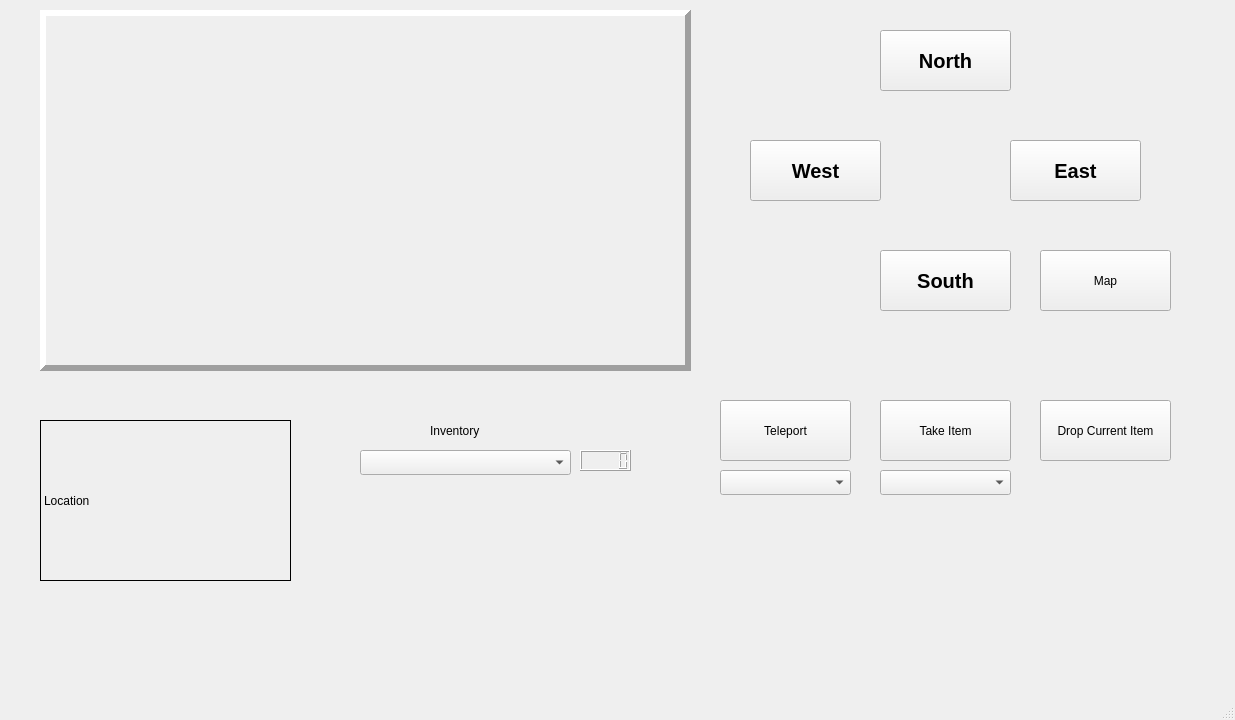
Before: the Qt Designer form 20278748ZorkProject/mainwindow.ui in TZajas/CS4076-Final-Project, drawn with Qt 5.
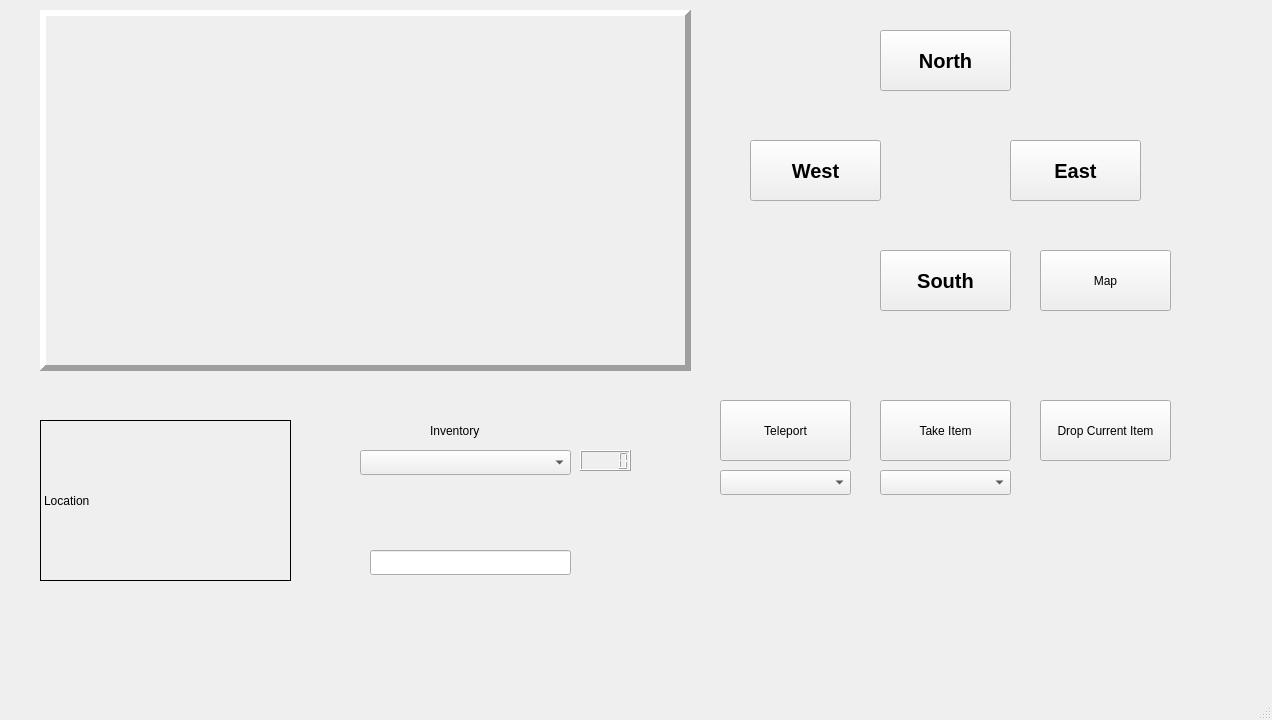
After: the same form once the commit is applied.

Commit message: added wordle and multiple inheritance

Diff of the .ui file:
```diff
--- a/20278748ZorkProject/mainwindow.ui
+++ b/20278748ZorkProject/mainwindow.ui
@@ -6,7 +6,7 @@
    <rect>
     <x>0</x>
     <y>0</y>
-    <width>1235</width>
+    <width>1272</width>
     <height>720</height>
    </rect>
   </property>
@@ -6390,6 +6390,19 @@
      <string>Drop Current Item</string>
     </property>
    </widget>
+   <widget class="QLineEdit" name="wordleEdit">
+    <property name="geometry">
+     <rect>
+      <x>370</x>
+      <y>550</y>
+      <width>201</width>
+      <height>25</height>
+     </rect>
+    </property>
+    <property name="text">
+     <string/>
+    </property>
+   </widget>
   </widget>
   <widget class="QMenuBar" name="menubar">
    <property name="geometry">
```
Left out of the diff: 2 changed lines with no effect on the pictures. The commit also changes 35 other files.
